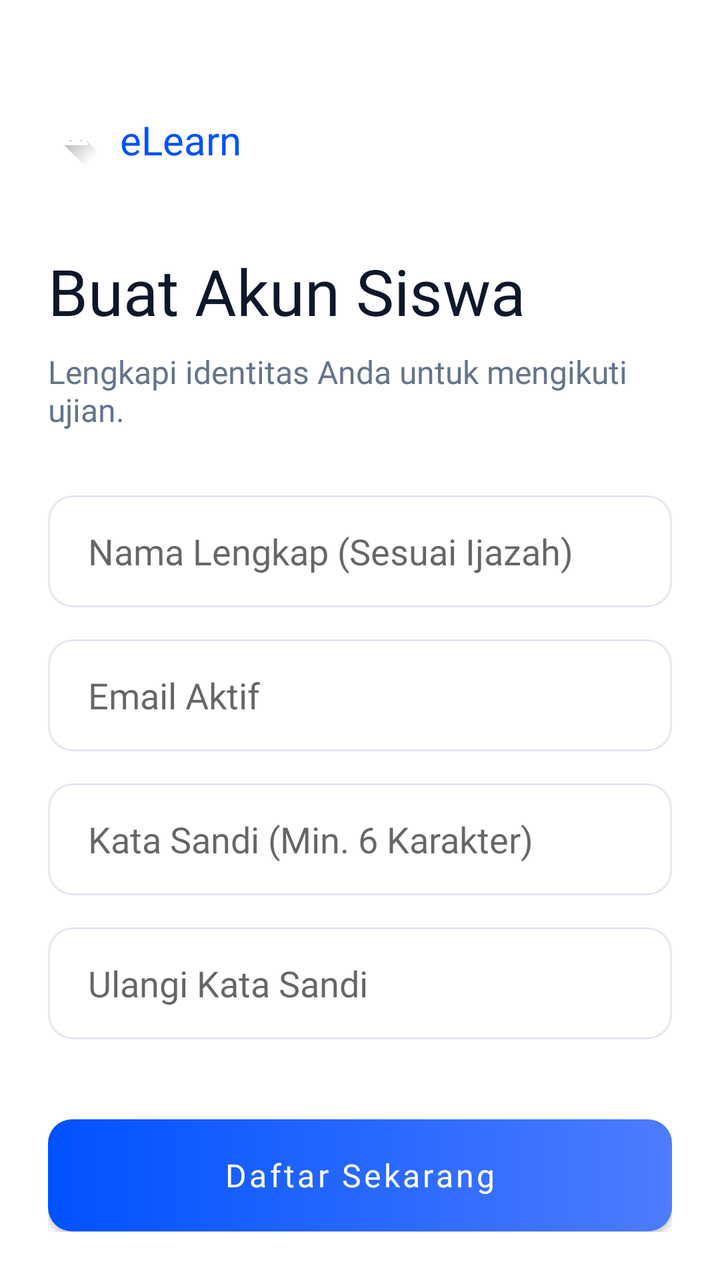
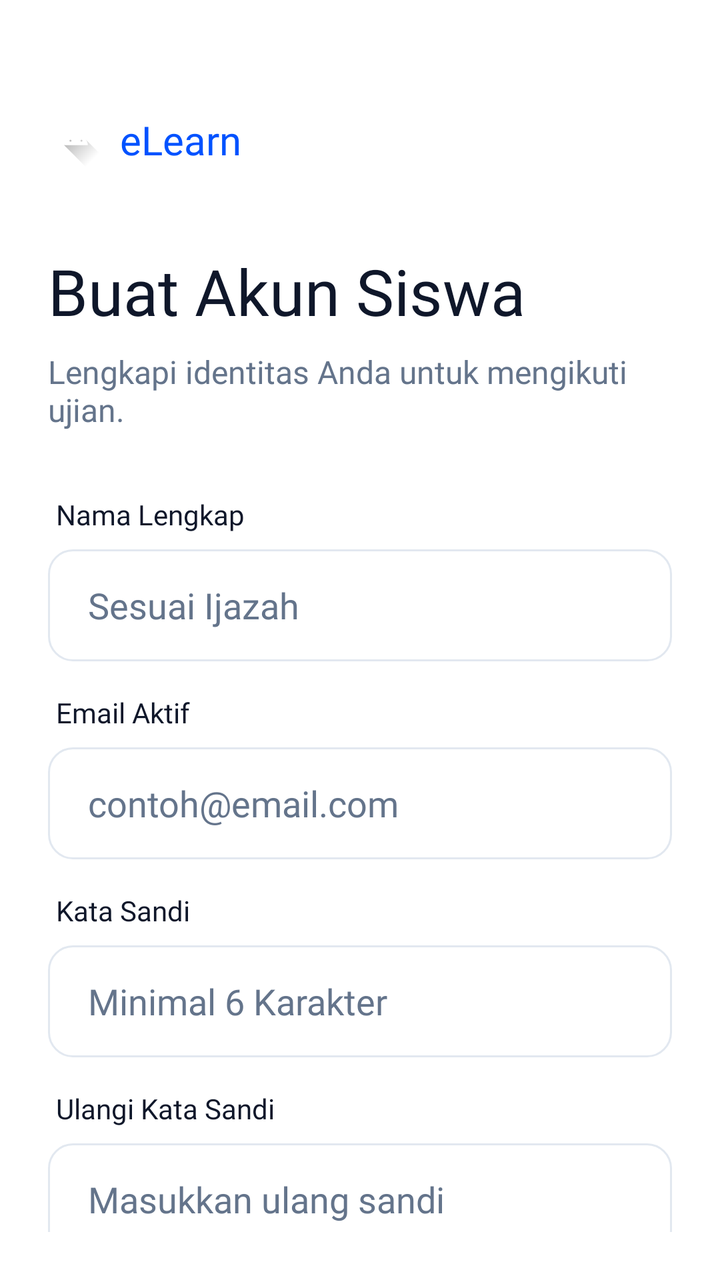

The first picture is an Android layout as it rendered before a commit; the second is the same layout after the commit. The layout source and the unified diff follow.
<!-- AndroidManifest.xml: application theme Theme.Examingrity -->
<!-- res/layout/activity_register.xml -->
<?xml version="1.0" encoding="utf-8"?>
<androidx.constraintlayout.widget.ConstraintLayout
    xmlns:android="http://schemas.android.com/apk/res/android"
    xmlns:app="http://schemas.android.com/apk/res-auto"
    android:layout_width="match_parent"
    android:layout_height="match_parent"
    android:background="@color/white"
    android:padding="24dp">

    <LinearLayout
        android:id="@+id/brandSection"
        android:layout_width="wrap_content"
        android:layout_height="wrap_content"
        android:orientation="horizontal"
        android:gravity="center_vertical"
        app:layout_constraintTop_toTopOf="parent"
        app:layout_constraintStart_toStartOf="parent"
        android:layout_marginTop="32dp">

        <View
            android:layout_width="28dp"
            android:layout_height="28dp"
            android:background="@drawable/ic_launcher_foreground" />
        <TextView
            android:layout_width="wrap_content"
            android:layout_height="wrap_content"
            android:text="eLearn"
            android:textColor="@color/signature_blue"
            android:textSize="20sp"
            android:fontFamily="@font/calistoga"
            android:layout_marginStart="8dp"/>
    </LinearLayout>

    <TextView
        android:id="@+id/tvTitle"
        android:layout_width="match_parent"
        android:layout_height="wrap_content"
        android:text="Buat Akun Siswa"
        android:textColor="@color/slate_900"
        android:textSize="32sp"
        android:fontFamily="@font/inter_bold"
        android:layout_marginTop="40dp"
        app:layout_constraintTop_toBottomOf="@id/brandSection" />

    <TextView
        android:id="@+id/tvSubtitle"
        android:layout_width="match_parent"
        android:layout_height="wrap_content"
        android:text="Lengkapi identitas Anda untuk mengikuti ujian."
        android:textColor="@color/slate_600"
        android:textSize="16sp"
        android:fontFamily="@font/inter_regular"
        android:layout_marginTop="8dp"
        app:layout_constraintTop_toBottomOf="@id/tvTitle" />

    <LinearLayout
        android:id="@+id/formSection"
        android:layout_width="match_parent"
        android:layout_height="wrap_content"
        android:orientation="vertical"
        android:layout_marginTop="32dp"
        app:layout_constraintTop_toBottomOf="@id/tvSubtitle">

        <EditText
            android:id="@+id/etNamaLengkap"
            android:layout_width="match_parent"
            android:layout_height="56dp"
            android:hint="Nama Lengkap (Sesuai Ijazah)"
            android:background="@drawable/bg_input_field"
            android:paddingHorizontal="20dp"
            android:inputType="textPersonName"
            android:fontFamily="@font/inter_regular"
            android:layout_marginBottom="16dp"/>

        <EditText
            android:id="@+id/etEmail"
            android:layout_width="match_parent"
            android:layout_height="56dp"
            android:hint="Email Aktif"
            android:background="@drawable/bg_input_field"
            android:paddingHorizontal="20dp"
            android:inputType="textEmailAddress"
            android:fontFamily="@font/inter_regular"
            android:layout_marginBottom="16dp"/>

        <EditText
            android:id="@+id/etPassword"
            android:layout_width="match_parent"
            android:layout_height="56dp"
            android:hint="Kata Sandi (Min. 6 Karakter)"
            android:background="@drawable/bg_input_field"
            android:paddingHorizontal="20dp"
            android:inputType="textPassword"
            android:fontFamily="@font/inter_regular"
            android:layout_marginBottom="16dp"/>

        <EditText
            android:id="@+id/etConfirmPassword"
            android:layout_width="match_parent"
            android:layout_height="56dp"
            android:hint="Ulangi Kata Sandi"
            android:background="@drawable/bg_input_field"
            android:paddingHorizontal="20dp"
            android:inputType="textPassword"
            android:fontFamily="@font/inter_regular" />
    </LinearLayout>

    <Button
        android:id="@+id/btnRegister"
        android:layout_width="match_parent"
        android:layout_height="56dp"
        android:text="Daftar Sekarang"
        android:background="@drawable/btn_primary_gradient"
        app:backgroundTint="@null"
        android:textAllCaps="false"
        android:textSize="16sp"
        android:fontFamily="@font/inter_bold"
        android:layout_marginTop="40dp"
        app:layout_constraintTop_toBottomOf="@id/formSection" />

</androidx.constraintlayout.widget.ConstraintLayout>
<!-- resources referenced by this layout -->
<resources>
  <color name="signature_blue">#0052FF</color>
  <color name="slate_600">#64748B</color>
  <color name="slate_900">#0F172A</color>
  <color name="white">#FFFFFF</color>
  <!-- drawable bg_input_field (drawable) -->
  <?xml version="1.0" encoding="utf-8"?>
  <selector xmlns:android="http://schemas.android.com/apk/res/android">
      <item android:state_focused="true">
          <shape android:shape="rectangle">
              <corners android:radius="12dp" />
              <solid android:color="@color/white" />
              <stroke android:width="2dp" android:color="@color/signature_blue" />
          </shape>
      </item>
      <item>
          <shape android:shape="rectangle">
              <corners android:radius="12dp" />
              <solid android:color="@color/white" />
              <stroke android:width="1dp" android:color="@color/slate_200" />
          </shape>
      </item>
  </selector>
  <!-- drawable btn_primary_gradient (drawable) -->
  <?xml version="1.0" encoding="utf-8"?>
  <shape xmlns:android="http://schemas.android.com/apk/res/android" android:shape="rectangle">
      <corners android:radius="12dp" />
      <gradient
          android:angle="0"
          android:startColor="@color/signature_blue"
          android:endColor="@color/signature_blue_light"
          android:type="linear" />
  </shape>
  <!-- drawable ic_launcher_foreground (drawable) -->
  <vector xmlns:android="http://schemas.android.com/apk/res/android"
      xmlns:aapt="http://schemas.android.com/aapt"
      android:width="108dp"
      android:height="108dp"
      android:viewportWidth="108"
      android:viewportHeight="108">
      <path android:pathData="M31,63.928c0,0 6.4,-11 12.1,-13.1c7.2,-2.6 26,-1.4 26,-1.4l38.1,38.1L107,108.928l-32,-1L31,63.928z">
          <aapt:attr name="android:fillColor">
              <gradient
                  android:endX="85.84757"
                  android:endY="92.4963"
                  android:startX="42.9492"
                  android:startY="49.59793"
                  android:type="linear">
                  <item
                      android:color="#44000000"
                      android:offset="0.0" />
                  <item
                      android:color="#00000000"
                      android:offset="1.0" />
              </gradient>
          </aapt:attr>
      </path>
      <path
          android:fillColor="#FFFFFF"
          android:fillType="nonZero"
          android:pathData="M65.3,45.828l3.8,-6.6c0.2,-0.4 0.1,-0.9 -0.3,-1.1c-0.4,-0.2 -0.9,-0.1 -1.1,0.3l-3.9,6.7c-6.3,-2.8 -13.4,-2.8 -19.7,0l-3.9,-6.7c-0.2,-0.4 -0.7,-0.5 -1.1,-0.3C38.8,38.328 38.7,38.828 38.9,39.228l3.8,6.6C36.2,49.428 31.7,56.028 31,63.928h46C76.3,56.028 71.8,49.428 65.3,45.828zM43.4,57.328c-0.8,0 -1.5,-0.5 -1.8,-1.2c-0.3,-0.7 -0.1,-1.5 0.4,-2.1c0.5,-0.5 1.4,-0.7 2.1,-0.4c0.7,0.3 1.2,1 1.2,1.8C45.3,56.528 44.5,57.328 43.4,57.328L43.4,57.328zM64.6,57.328c-0.8,0 -1.5,-0.5 -1.8,-1.2s-0.1,-1.5 0.4,-2.1c0.5,-0.5 1.4,-0.7 2.1,-0.4c0.7,0.3 1.2,1 1.2,1.8C66.5,56.528 65.6,57.328 64.6,57.328L64.6,57.328z"
          android:strokeWidth="1"
          android:strokeColor="#00000000" />
  </vector>
  <style name="Theme.Examingrity" parent="Theme.MaterialComponents.DayNight.NoActionBar">
          <item name="colorPrimary">@color/signature_blue</item>
          <item name="colorPrimaryVariant">@color/signature_blue</item>
          <item name="colorOnPrimary">@color/white</item>
  
          <item name="colorSecondary">@color/signature_blue</item>
          <item name="colorSecondaryVariant">@color/signature_blue_light</item>
          <item name="colorOnSecondary">@color/black</item>
  
          <item name="android:statusBarColor">@color/white</item>
          <item name="android:windowLightStatusBar">true</item>
      </style>
  <color name="slate_200">#E2E8F0</color>
  <color name="signature_blue_light">#4D7CFF</color>
  <color name="black">#000000</color>
</resources>

<!-- the commit's change to res/layout/activity_register.xml (unified diff, before → after) -->
@@ -61,44 +61,88 @@
         android:layout_marginTop="32dp"
         app:layout_constraintTop_toBottomOf="@id/tvSubtitle">
 
+        <TextView
+            android:layout_width="wrap_content"
+            android:layout_height="wrap_content"
+            android:text="Nama Lengkap"
+            android:textColor="@color/slate_900"
+            android:textSize="14sp"
+            android:fontFamily="@font/inter_bold"
+            android:layout_marginBottom="8dp"
+            android:layout_marginStart="4dp" />
         <EditText
             android:id="@+id/etNamaLengkap"
             android:layout_width="match_parent"
             android:layout_height="56dp"
-            android:hint="Nama Lengkap (Sesuai Ijazah)"
+            android:hint="Sesuai Ijazah"
+            android:textColorHint="@color/slate_600"
+            android:textColor="@color/slate_900"
             android:background="@drawable/bg_input_field"
             android:paddingHorizontal="20dp"
             android:inputType="textPersonName"
             android:fontFamily="@font/inter_regular"
             android:layout_marginBottom="16dp"/>
 
+        <TextView
+            android:layout_width="wrap_content"
+            android:layout_height="wrap_content"
+            android:text="Email Aktif"
+            android:textColor="@color/slate_900"
+            android:textSize="14sp"
+            android:fontFamily="@font/inter_bold"
+            android:layout_marginBottom="8dp"
+            android:layout_marginStart="4dp" />
         <EditText
             android:id="@+id/etEmail"
             android:layout_width="match_parent"
             android:layout_height="56dp"
-            android:hint="Email Aktif"
+            android:hint="contoh@email.com"
+            android:textColorHint="@color/slate_600"
+            android:textColor="@color/slate_900"
             android:background="@drawable/bg_input_field"
             android:paddingHorizontal="20dp"
             android:inputType="textEmailAddress"
             android:fontFamily="@font/inter_regular"
             android:layout_marginBottom="16dp"/>
 
+        <TextView
+            android:layout_width="wrap_content"
+            android:layout_height="wrap_content"
+            android:text="Kata Sandi"
+            android:textColor="@color/slate_900"
+            android:textSize="14sp"
+            android:fontFamily="@font/inter_bold"
+            android:layout_marginBottom="8dp"
+            android:layout_marginStart="4dp" />
         <EditText
             android:id="@+id/etPassword"
             android:layout_width="match_parent"
             android:layout_height="56dp"
-            android:hint="Kata Sandi (Min. 6 Karakter)"
+            android:hint="Minimal 6 Karakter"
+            android:textColorHint="@color/slate_600"
+            android:textColor="@color/slate_900"
             android:background="@drawable/bg_input_field"
             android:paddingHorizontal="20dp"
             android:inputType="textPassword"
             android:fontFamily="@font/inter_regular"
             android:layout_marginBottom="16dp"/>
 
+        <TextView
+            android:layout_width="wrap_content"
+            android:layout_height="wrap_content"
+            android:text="Ulangi Kata Sandi"
+            android:textColor="@color/slate_900"
+            android:textSize="14sp"
+            android:fontFamily="@font/inter_bold"
+            android:layout_marginBottom="8dp"
+            android:layout_marginStart="4dp" />
         <EditText
             android:id="@+id/etConfirmPassword"
             android:layout_width="match_parent"
             android:layout_height="56dp"
-            android:hint="Ulangi Kata Sandi"
+            android:hint="Masukkan ulang sandi"
+            android:textColorHint="@color/slate_600"
+            android:textColor="@color/slate_900"
             android:background="@drawable/bg_input_field"
             android:paddingHorizontal="20dp"
             android:inputType="textPassword"
